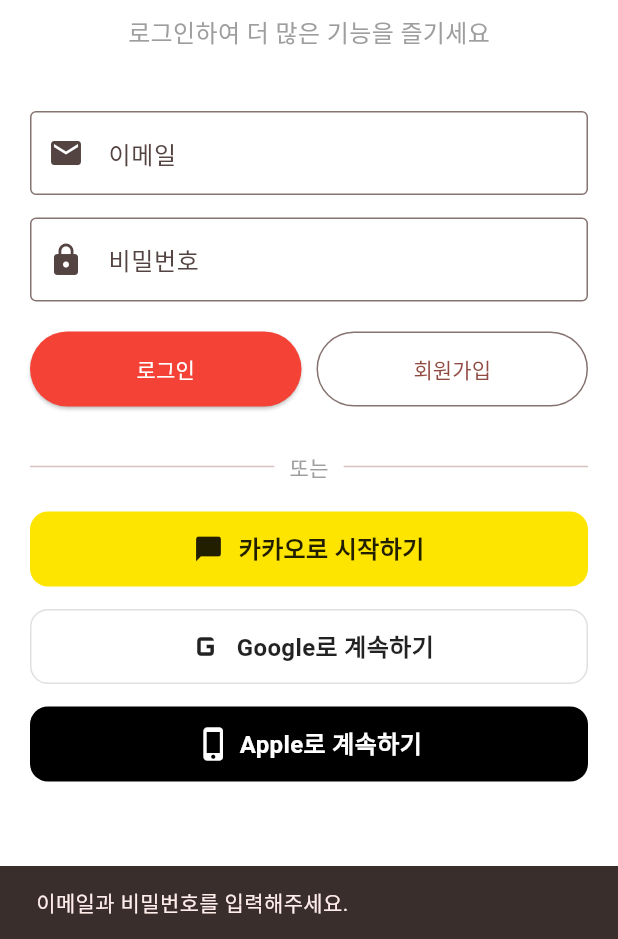
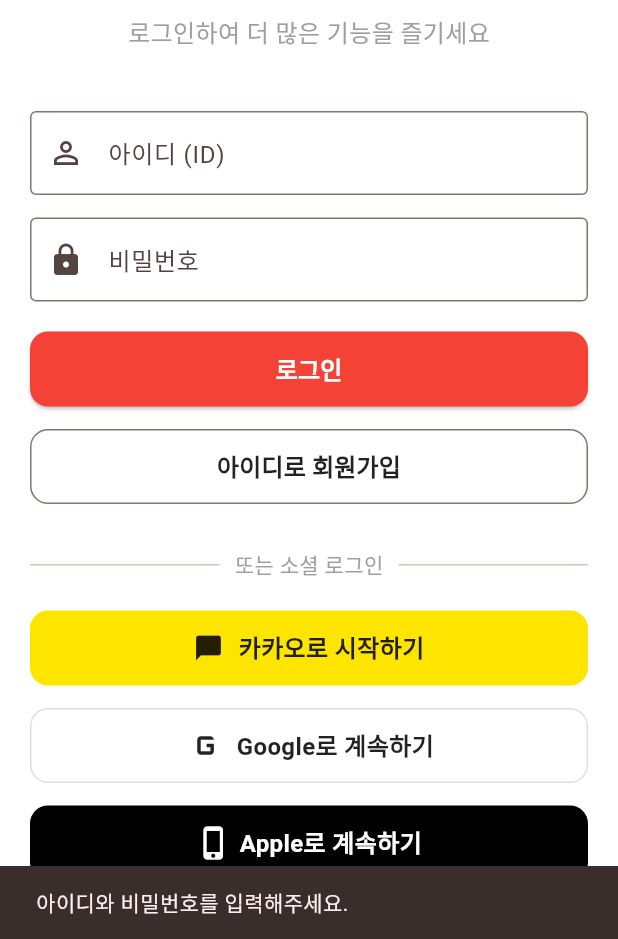
Before and after one commit to hyunwoogod/Pinda_MVP, a Flutter app: the LoginScreen screen opened directly, after a tap on "로그인", on a phone screen of 412 x 824 dp, the part 297-1236 px from its top. Run offline on Flutter 3.47's test engine with Material 3 defaults, Android fonts, the phone set to English and light mode, and no system bars; our stand-ins replace cloud_firestore, firebase_auth, firebase_core, geolocator, web; missing offline and left inert: dart:js_interop, dart:ui_web; accounts and stored records are empty; Roboto replaces fonts that are missing (Pretendard).

Commit message:
Fix: Overwrite LoginScreen for ID-based Auth

```diff
--- a/lib/screens/login_screen.dart
+++ b/lib/screens/login_screen.dart
@@ -12,28 +12,54 @@
 }
 
 class _LoginScreenState extends State<LoginScreen> {
-  final _emailController = TextEditingController();
+  final _idController = TextEditingController(); // ID Controller (Email 대체)
   final _passwordController = TextEditingController();
   bool _isLoading = false;
 
   Future<void> _login() async {
-    if (_emailController.text.isEmpty || _passwordController.text.isEmpty) {
+    if (_idController.text.isEmpty || _passwordController.text.isEmpty) {
       ScaffoldMessenger.of(context).showSnackBar(
-        const SnackBar(content: Text("이메일과 비밀번호를 입력해주세요.")),
+        const SnackBar(content: Text("아이디와 비밀번호를 입력해주세요.")),
       );
       return;
     }
 
     setState(() => _isLoading = true);
     try {
-      // 1. 로그인 시도
+      // 1. ID로 이메일 찾기 (Firestore Query)
+      final snapshot = await FirebaseFirestore.instance
+          .collection('users')
+          .where('username', isEqualTo: _idController.text.trim())
+          .limit(1)
+          .get();
+
+      if (snapshot.docs.isEmpty) {
+        if (mounted) {
+          ScaffoldMessenger.of(context).showSnackBar(
+            const SnackBar(content: Text("존재하지 않는 아이디입니다.")),
+          );
+        }
+        return;
+      }
+
+      final email = snapshot.docs.first.data()['email'] as String?;
+      if (email == null) {
+        if (mounted) {
+          ScaffoldMessenger.of(context).showSnackBar(
+            const SnackBar(content: Text("계정 정보에 오류가 있습니다 (이메일 누락).")),
+          );
+        }
+        return;
+      }
+
+      // 2. 이메일 + 비밀번호로 로그인
       UserCredential userCredential =
           await FirebaseAuth.instance.signInWithEmailAndPassword(
-        email: _emailController.text.trim(),
+        email: email,
         password: _passwordController.text.trim(),
       );
 
-      // 2. 이메일 인증 여부 확인
+      // 3. 이메일 인증 여부 확인
       if (userCredential.user != null && !userCredential.user!.emailVerified) {
         await FirebaseAuth.instance.signOut(); // 로그아웃
         if (mounted) {
@@ -50,11 +76,16 @@
       if (mounted) Navigator.pop(context); // 성공 시 닫기
     } on FirebaseAuthException catch (e) {
       String message = "로그인 실패: ${e.message}";
-      if (e.code == 'user-not-found') message = "존재하지 않는 계정입니다.";
       if (e.code == 'wrong-password') message = "비밀번호가 틀렸습니다.";
       ScaffoldMessenger.of(context).showSnackBar(
         SnackBar(content: Text(message)),
       );
+    } catch (e) {
+      if (mounted) {
+        ScaffoldMessenger.of(context).showSnackBar(
+          SnackBar(content: Text("로그인 중 오류가 발생했습니다: $e")),
+        );
+      }
     } finally {
       if (mounted) setState(() => _isLoading = false);
     }
@@ -69,7 +100,7 @@
 
   @override
   void dispose() {
-    _emailController.dispose();
+    _idController.dispose();
     _passwordController.dispose();
     super.dispose();
   }
@@ -108,13 +139,12 @@
             const SizedBox(height: 40),
 
             TextField(
-              controller: _emailController,
+              controller: _idController,
               decoration: const InputDecoration(
-                labelText: "이메일",
+                labelText: "아이디 (ID)",
                 border: OutlineInputBorder(),
-                prefixIcon: Icon(Icons.email),
+                prefixIcon: Icon(Icons.perm_identity),
               ),
-              keyboardType: TextInputType.emailAddress,
             ),
             const SizedBox(height: 15),
             TextField(
@@ -131,27 +161,44 @@
             if (_isLoading)
               const CircularProgressIndicator()
             else
-              Row(
+              Column(
                 children: [
-                  Expanded(
+                  // 로그인 버튼
+                  SizedBox(
+                    width: double.infinity,
+                    height: 50,
                     child: ElevatedButton(
                       onPressed: _login,
                       style: ElevatedButton.styleFrom(
                         backgroundColor: Colors.red,
                         foregroundColor: Colors.white,
-                        padding: const EdgeInsets.symmetric(vertical: 15),
+                        shape: RoundedRectangleBorder(
+                          borderRadius: BorderRadius.circular(12),
+                        ),
                       ),
-                      child: const Text("로그인"),
+                      child: const Text("로그인",
+                          style: TextStyle(
+                              fontSize: 16, fontWeight: FontWeight.bold)),
                     ),
                   ),
-                  const SizedBox(width: 10),
-                  Expanded(
+                  const SizedBox(height: 15),
+
+                  // 아이디로 회원가입 버튼
+                  SizedBox(
+                    width: double.infinity,
+                    height: 50,
                     child: OutlinedButton(
                       onPressed: _goToSignUp,
                       style: OutlinedButton.styleFrom(
-                        padding: const EdgeInsets.symmetric(vertical: 15),
+                        shape: RoundedRectangleBorder(
+                          borderRadius: BorderRadius.circular(12),
+                        ),
                       ),
-                      child: const Text("회원가입"),
+                      child: const Text("아이디로 회원가입",
+                          style: TextStyle(
+                              fontSize: 16,
+                              fontWeight: FontWeight.bold,
+                              color: Colors.black87)),
                     ),
                   ),
                 ],
@@ -162,16 +209,14 @@
               Expanded(child: Divider()),
               Padding(
                 padding: EdgeInsets.symmetric(horizontal: 10),
-                child: Text("또는", style: TextStyle(color: Colors.grey)),
+                child: Text("또는 소셜 로그인", style: TextStyle(color: Colors.grey)),
               ),
               Expanded(child: Divider()),
             ]),
             const SizedBox(height: 20),
 
-            // 소셜 로그인 (기존 모의 로그인 유지 - 필요 시 제거 가능)
-            SocialLoginButtons(
-              onLoginSuccess: () => Navigator.pop(context),
-            ),
+            // 소셜 로그인
+            const SocialLoginButtons(),
             const SizedBox(height: 20),
           ],
         ),
```
